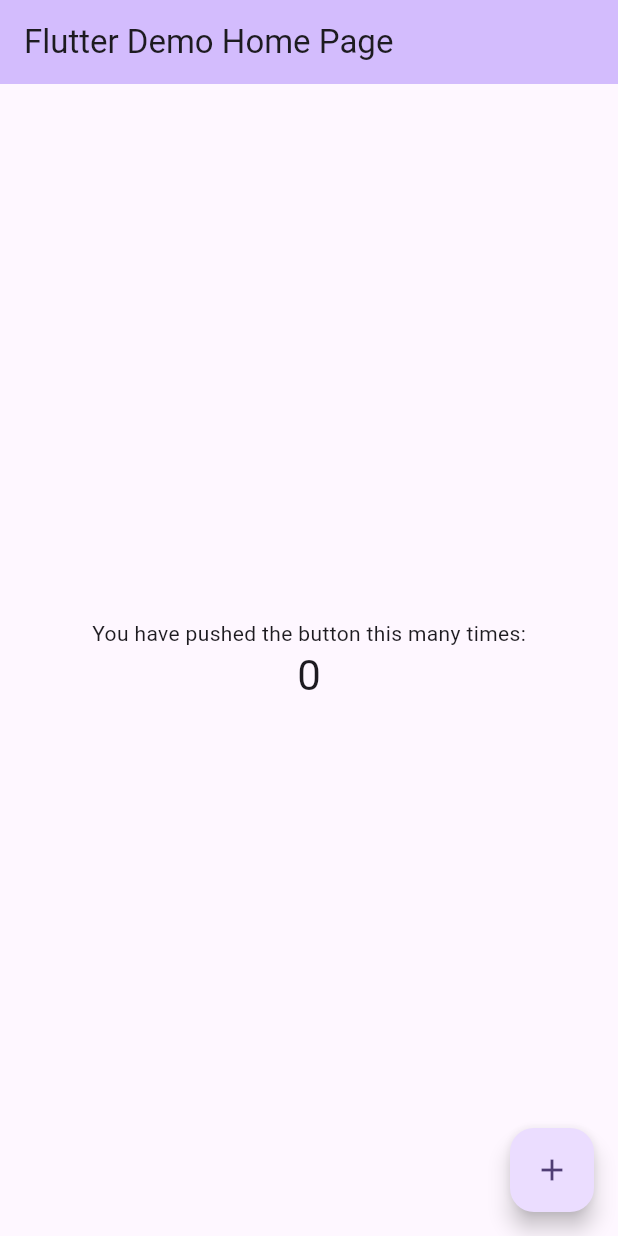
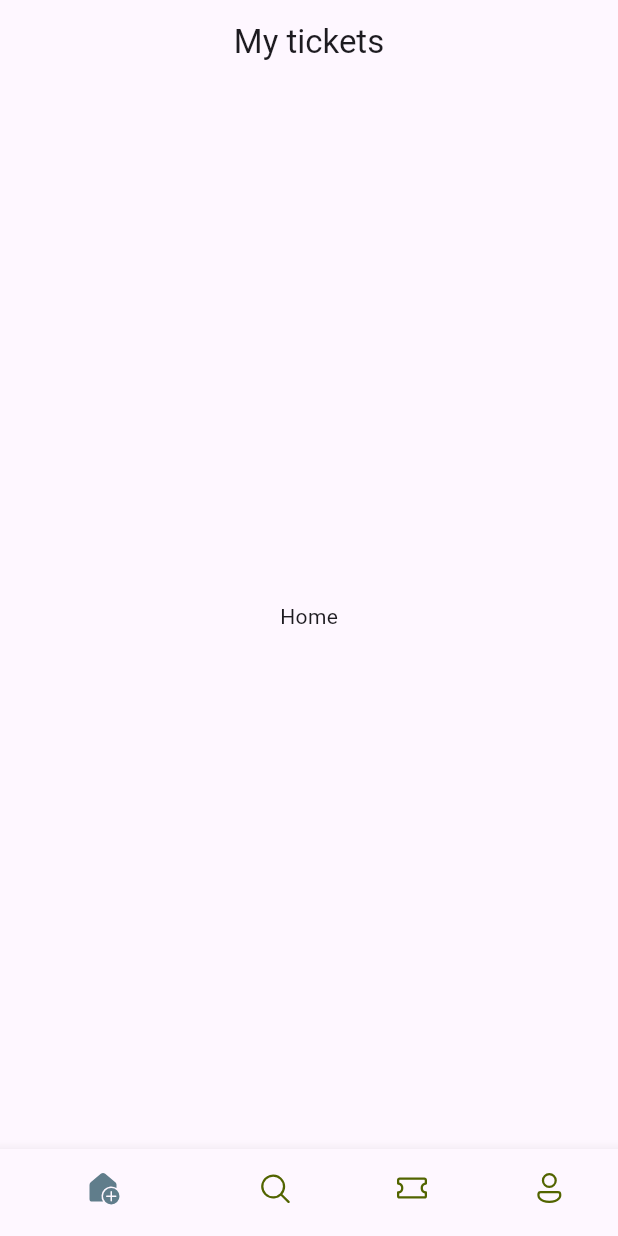
Before and after one commit to zxx17/flutter_demo, a Flutter app: the screen it shows after launch, on a phone screen of 412 x 824 dp. Run offline on Flutter 3.47's test engine with Material 3 defaults, Android fonts, the phone set to English and light mode, and no system bars; our stand-ins replace fluentui_icons.

Commit message:
day01: 1. Build Flutter project 2. Develop the bottom navigation bar component

```diff
--- /dev/null
+++ b/lib/base/bottom_nav_bar.dart
@@ -0,0 +1,72 @@
+import 'package:fluentui_icons/fluentui_icons.dart';
+import 'package:flutter/material.dart';
+
+/// 底部导航栏组件
+class BottomNavBar extends StatefulWidget {
+  const BottomNavBar({super.key});
+
+  @override
+  State<BottomNavBar> createState() => _BottomNavBarState();
+}
+
+class _BottomNavBarState extends State<BottomNavBar> {
+  final appScreen = [
+    const Center(child: Text("Home")),
+    const Center(child: Text("Search")),
+    const Center(child: Text("Tickets")),
+    const Center(child: Text("Profile"))
+  ];
+
+  /// change our index for BottomNavBar
+  int _selectedIndex = 0;
+
+  void _onItemTapped(int index) {
+    // 更新页面
+    setState(() {
+      this._selectedIndex = index;
+    });
+  }
+
+  @override
+  Widget build(BuildContext context) {
+    return new Scaffold(
+      // 顶部
+      appBar: AppBar(title: const Center(child: Text("My tickets"))),
+      // 屏幕
+      body: appScreen[_selectedIndex],
+      // 底部导航栏
+      bottomNavigationBar: BottomNavigationBar(
+        // 监听改变事件
+        onTap: _onItemTapped,
+        // 选中颜色
+        selectedItemColor: Colors.blueGrey,
+        // 非选中颜色
+        unselectedItemColor: const Color(0xFF526400),
+        // 是否显示标签
+        showSelectedLabels: false,
+        // 导航栏项-至少两项  引入了fluent_ui
+        items: const [
+          BottomNavigationBarItem(
+              icon: Icon(FluentSystemIcons.ic_fluent_home_add_regular),
+              activeIcon: Icon(FluentSystemIcons.ic_fluent_home_add_filled),
+              label: "Home"),
+
+          BottomNavigationBarItem(
+              icon: Icon(FluentSystemIcons.ic_fluent_search_regular),
+              activeIcon: Icon(FluentSystemIcons.ic_fluent_search_filled),
+              label: "Search"),
+
+          BottomNavigationBarItem(
+              icon: Icon(FluentSystemIcons.ic_fluent_ticket_regular),
+              activeIcon: Icon(FluentSystemIcons.ic_fluent_ticket_filled),
+              label: "Tickets"),
+
+          BottomNavigationBarItem(
+              icon: Icon(FluentSystemIcons.ic_fluent_person_regular),
+              activeIcon: Icon(FluentSystemIcons.ic_fluent_person_filled),
+              label: "Profile"),
+        ],
+      ),
+    );
+  }
+}
--- a/lib/main.dart
+++ b/lib/main.dart
@@ -1,4 +1,5 @@
 import 'package:flutter/material.dart';
+import 'package:flutter_demo/base/bottom_nav_bar.dart';
 
 void main() {
   runApp(const MyApp());
@@ -11,115 +12,11 @@ class MyApp extends StatelessWidget {
   @override
   Widget build(BuildContext context) {
     return MaterialApp(
-      title: 'Flutter Demo',
-      theme: ThemeData(
-        // This is the theme of your application.
-        //
-        // TRY THIS: Try running your application with "flutter run". You'll see
-        // the application has a purple toolbar. Then, without quitting the app,
-        // try changing the seedColor in the colorScheme below to Colors.green
-        // and then invoke "hot reload" (save your changes or press the "hot
-        // reload" button in a Flutter-supported IDE, or press "r" if you used
-        // the command line to start the app).
-        //
-        // Notice that the counter didn't reset back to zero; the application
-        // state is not lost during the reload. To reset the state, use hot
-        // restart instead.
-        //
-        // This works for code too, not just values: Most code changes can be
-        // tested with just a hot reload.
-        colorScheme: ColorScheme.fromSeed(seedColor: Colors.deepPurple),
-        useMaterial3: true,
-      ),
-      home: const MyHomePage(title: 'Flutter Demo Home Page'),
-    );
+        title: 'Flutter Demo',
+        theme: ThemeData(
+          colorScheme: ColorScheme.fromSeed(seedColor: Colors.deepPurple),
+          useMaterial3: true,
+        ),
+        home: const BottomNavBar());
   }
 }
-
-class MyHomePage extends StatefulWidget {
-  const MyHomePage({super.key, required this.title});
-
-  // This widget is the home page of your application. It is stateful, meaning
-  // that it has a State object (defined below) that contains fields that affect
-  // how it looks.
-
-  // This class is the configuration for the state. It holds the values (in this
-  // case the title) provided by the parent (in this case the App widget) and
-  // used by the build method of the State. Fields in a Widget subclass are
-  // always marked "final".
-
-  final String title;
-
-  @override
-  State<MyHomePage> createState() => _MyHomePageState();
-}
-
-class _MyHomePageState extends State<MyHomePage> {
-  int _counter = 0;
-
-  void _incrementCounter() {
-    setState(() {
-      // This call to setState tells the Flutter framework that something has
-      // changed in this State, which causes it to rerun the build method below
-      // so that the display can reflect the updated values. If we changed
-      // _counter without calling setState(), then the build method would not be
-      // called again, and so nothing would appear to happen.
-      _counter++;
-    });
-  }
-
-  @override
-  Widget build(BuildContext context) {
-    // This method is rerun every time setState is called, for instance as done
-    // by the _incrementCounter method above.
-    //
-    // The Flutter framework has been optimized to make rerunning build methods
-    // fast, so that you can just rebuild anything that needs updating rather
-    // than having to individually change instances of widgets.
-    return Scaffold(
-      appBar: AppBar(
-        // TRY THIS: Try changing the color here to a specific color (to
-        // Colors.amber, perhaps?) and trigger a hot reload to see the AppBar
-        // change color while the other colors stay the same.
-        backgroundColor: Theme.of(context).colorScheme.inversePrimary,
-        // Here we take the value from the MyHomePage object that was created by
-        // the App.build method, and use it to set our appbar title.
-        title: Text(widget.title),
-      ),
-      body: Center(
-        // Center is a layout widget. It takes a single child and positions it
-        // in the middle of the parent.
-        child: Column(
-          // Column is also a layout widget. It takes a list of children and
-          // arranges them vertically. By default, it sizes itself to fit its
-          // children horizontally, and tries to be as tall as its parent.
-          //
-          // Column has various properties to control how it sizes itself and
-          // how it positions its children. Here we use mainAxisAlignment to
-          // center the children vertically; the main axis here is the vertical
-          // axis because Columns are vertical (the cross axis would be
-          // horizontal).
-          //
-          // TRY THIS: Invoke "debug painting" (choose the "Toggle Debug Paint"
-          // action in the IDE, or press "p" in the console), to see the
-          // wireframe for each widget.
-          mainAxisAlignment: MainAxisAlignment.center,
-          children: <Widget>[
-            const Text(
-              'You have pushed the button this many times:',
-            ),
-            Text(
-              '$_counter',
-              style: Theme.of(context).textTheme.headlineMedium,
-            ),
-          ],
-        ),
-      ),
-      floatingActionButton: FloatingActionButton(
-        onPressed: _incrementCounter,
-        tooltip: 'Increment',
-        child: const Icon(Icons.add),
-      ), // This trailing comma makes auto-formatting nicer for build methods.
-    );
-  }
-}
--- a/pubspec.yaml
+++ b/pubspec.yaml
@@ -35,6 +35,7 @@ dependencies:
   # The following adds the Cupertino Icons font to your application.
   # Use with the CupertinoIcons class for iOS style icons.
   cupertino_icons: ^1.0.6
+  fluentui_icons: ^1.0.0
 
 dev_dependencies:
   flutter_test:
```
Also changed, not shown: pubspec.lock.
